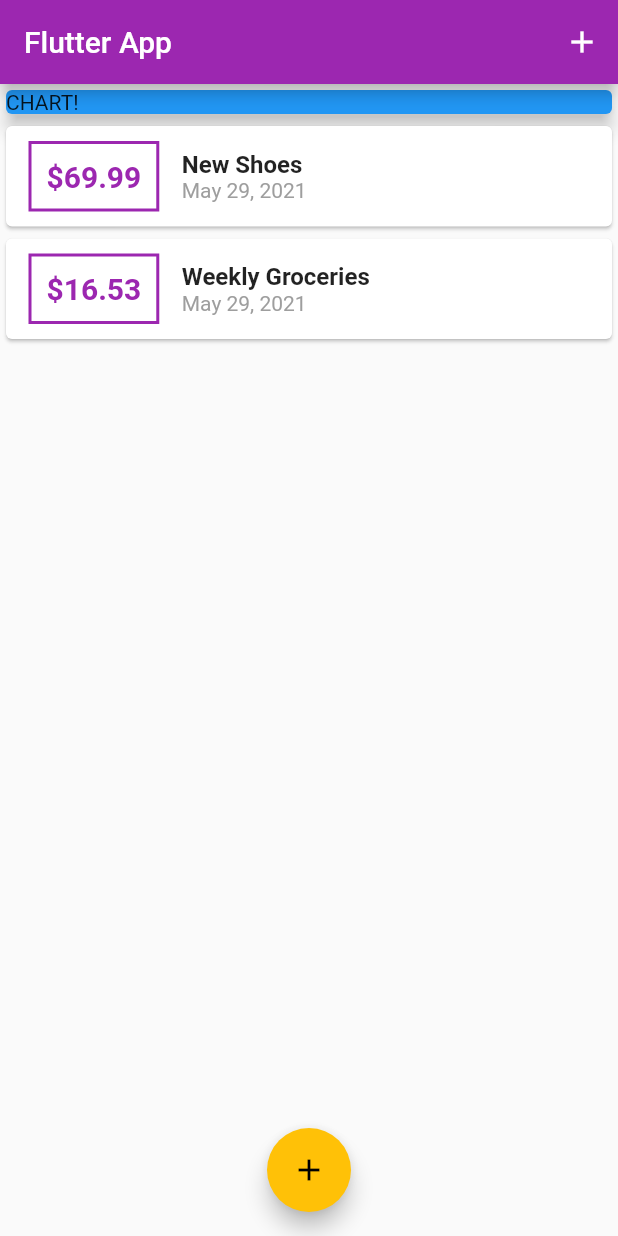
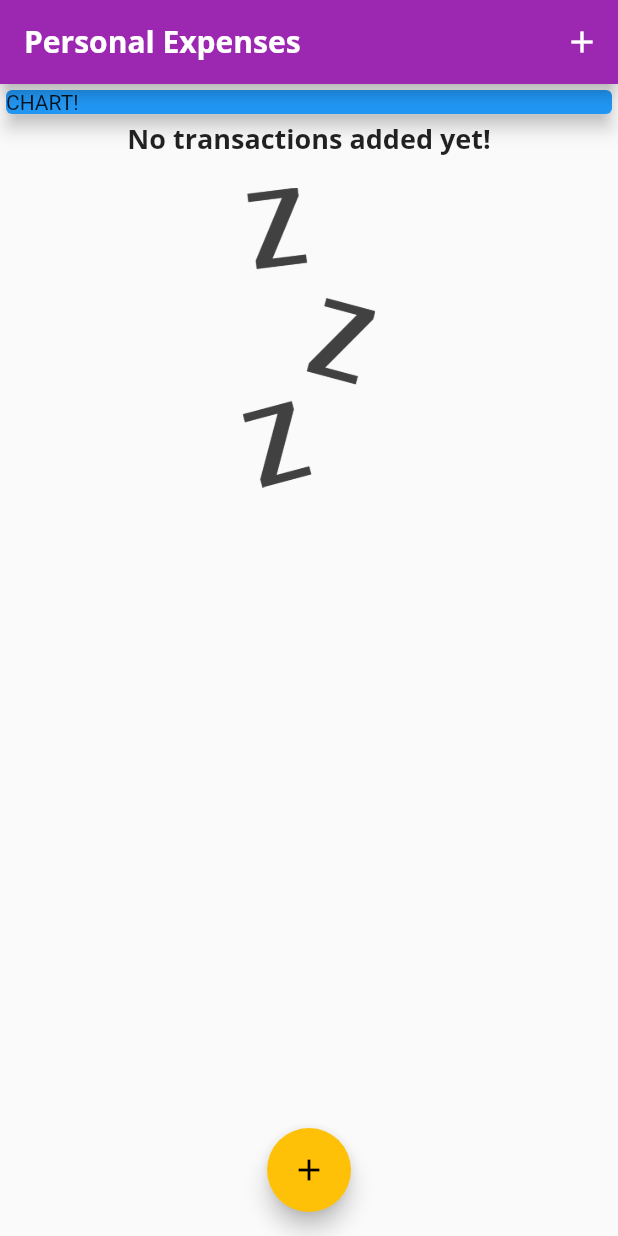
Before and after one commit to mujeeb11503051/My-Expense-App, a Flutter app: the screen it shows after launch, on a phone screen of 412 x 824 dp. Run offline on Flutter 3.47's test engine with Material 2 defaults, Android fonts, the phone set to English and light mode, and no system bars.

Commit message:
added transaction list empty image and text

```diff
--- a/lib/main.dart
+++ b/lib/main.dart
@@ -10,8 +10,27 @@ class MyApp extends StatelessWidget {
   @override
   Widget build(BuildContext context) {
     return MaterialApp(
-      theme: ThemeData(primarySwatch: Colors.purple, accentColor: Colors.amber),
-      title: 'Flutter App',
+      title: 'Personal Expenses',
+      theme: ThemeData(
+          primarySwatch: Colors.purple,
+          accentColor: Colors.amber,
+          fontFamily: 'Quicksand',
+          textTheme: ThemeData.light().textTheme.copyWith(
+                title: TextStyle(
+                  fontFamily: 'OpenSans',
+                  fontWeight: FontWeight.bold,
+                  fontSize: 18,
+                ),
+              ),
+          appBarTheme: AppBarTheme(
+            textTheme: ThemeData.light().textTheme.copyWith(
+                  title: TextStyle(
+                    fontFamily: 'OpenSans',
+                    fontSize: 20,
+                    fontWeight: FontWeight.bold,
+                  ),
+                ),
+          )),
       home: MyHomePage(),
     );
   }
@@ -26,18 +45,18 @@ class MyHomePage extends StatefulWidget {
 
 class _MyHomePageState extends State<MyHomePage> {
   final List<Transaction> _userTransactions = [
-    Transaction(
-      id: 't1',
-      title: 'New Shoes',
-      amount: 69.99,
-      date: DateTime.now(),
-    ),
-    Transaction(
-      id: 't2',
-      title: 'Weekly Groceries',
-      amount: 16.53,
-      date: DateTime.now(),
-    ),
+    // Transaction(
+    //   id: 't1',
+    //   title: 'New Shoes',
+    //   amount: 69.99,
+    //   date: DateTime.now(),
+    // ),
+    // Transaction(
+    //   id: 't2',
+    //   title: 'Weekly Groceries',
+    //   amount: 16.53,
+    //   date: DateTime.now(),
+    // ),
   ];
 
   void _addNewTransaction(String txTitle, double txAmount) {
@@ -70,7 +89,9 @@ class _MyHomePageState extends State<MyHomePage> {
   Widget build(BuildContext context) {
     return Scaffold(
       appBar: AppBar(
-        title: Text('Flutter App'),
+        title: Text(
+          'Personal Expenses',
+        ),
         actions: <Widget>[
           IconButton(
             icon: Icon(Icons.add),
--- a/lib/widgets/transaction_list.dart
+++ b/lib/widgets/transaction_list.dart
@@ -12,7 +12,25 @@ class TransactionList extends StatelessWidget {
   Widget build(BuildContext context) {
     return Container(
       height: 300,
-      child: ListView.builder(
+      child: transactions.isEmpty
+          ? Column(
+              children: <Widget>[
+                Text(
+                  'No transactions added yet!',
+                  style: Theme.of(context).textTheme.title,
+                ),
+                SizedBox(
+                  height: 20,
+                ),
+                Container(
+                    height: 200,
+                    child: Image.asset(
+                      'assets/images/waiting.png',
+                      fit: BoxFit.cover,
+                    )),
+              ],
+            )
+          : ListView.builder(
               itemBuilder: (ctx, index) {
                 return Card(
                   child: Row(
@@ -43,10 +61,7 @@ class TransactionList extends StatelessWidget {
                   children: <Widget>[
                     Text(
                       transactions[index].title,
-                      style: TextStyle(
-                        fontSize: 16,
-                        fontWeight: FontWeight.bold,
-                      ),
+                            style: Theme.of(context).textTheme.title,
                           ),
                     Text(
                       DateFormat.yMMMd().format(transactions[index].date),
--- a/pubspec.yaml
+++ b/pubspec.yaml
@@ -46,9 +46,8 @@ flutter:
   uses-material-design: true
 
   # To add assets to your application, add an assets section, like this:
-  # assets:
-  #   - images/a_dot_burr.jpeg
-  #   - images/a_dot_ham.jpeg
+  assets:
+    - assets/images/waiting.png
 
   # An image asset can refer to one or more resolution-specific "variants", see
   # https://flutter.dev/assets-and-images/#resolution-aware.
```
Also changed, not shown: assets/images/waiting.png (added). Lines whose indentation alone changed are shown as unchanged.
